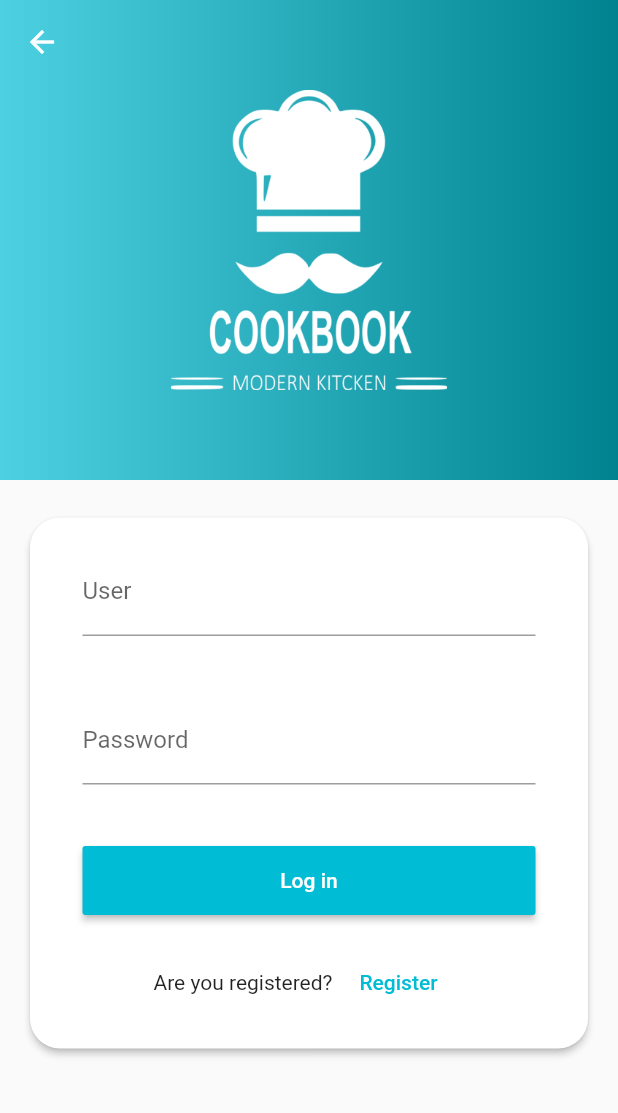
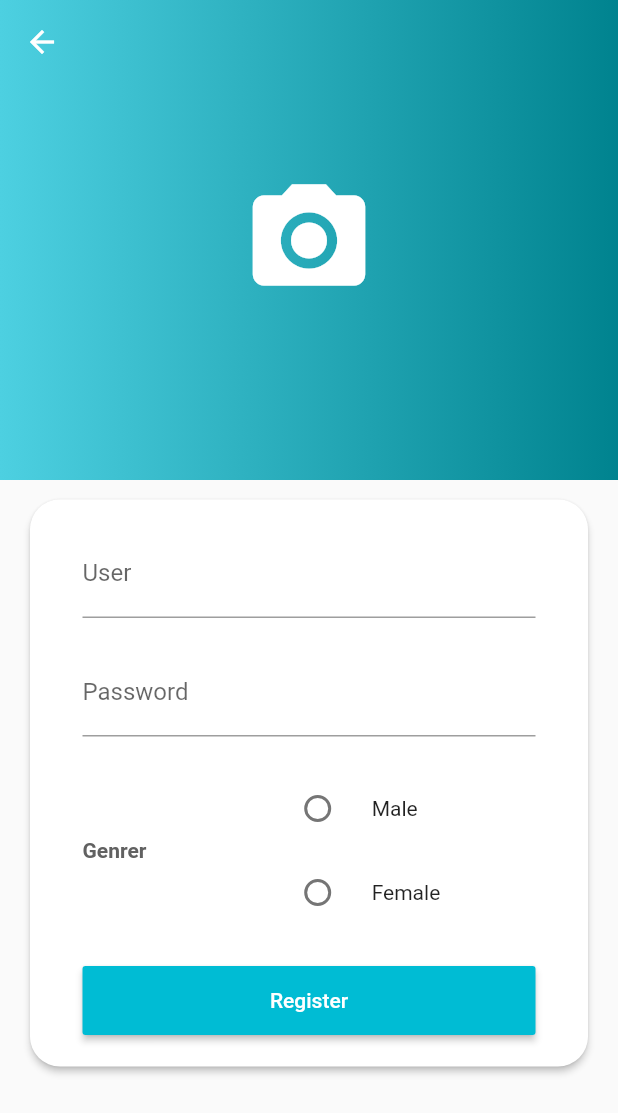
Before and after one commit to AlexixsGit/cookbook-flutter-app, a Flutter app: the RegisterPage screen opened by its route, after a tap on "Register", on a phone screen of 412 x 824 dp. Shown: the top 1113 px of the screen. Run offline on Flutter 3.47's test engine with Material 2 defaults, Android fonts, the phone set to English and light mode, and no system bars; our stand-ins replace image_picker; missing offline and left inert: flutter_modulo1_fake_backend; statements that could not run were skipped.

Commit message:
The register page has all the fields required to register a user, the methods to register are missing

```diff
--- a/lib/src/connection/server_controller.dart
+++ b/lib/src/connection/server_controller.dart
@@ -11,4 +11,8 @@ class ServerController {
   Future<User> login(String userName, String password) async {
     return await server.backendLogin(userName, password);
   }
+
+  Future<bool> addUser(User user) async {
+    return await server.addUser(user);
+  }
 }
--- a/lib/src/screens/register_page.dart
+++ b/lib/src/screens/register_page.dart
@@ -1,3 +1,6 @@
+import 'dart:io';
+
+import 'package:cookbook_app/src/components/image_picker_widget.dart';
 import 'package:cookbook_app/src/connection/server_controller.dart';
 import 'package:flutter/material.dart';
 import 'package:flutter_modulo1_fake_backend/user.dart';
@@ -19,6 +22,8 @@ class _RegisterPageState extends State<RegisterPage> {
   String _userName = '';
   String _password = '';
   String _errorMessage = '';
+  File imageFile;
+  Genrer genrer;
 
   @override
   Widget build(BuildContext context) {
@@ -27,18 +32,13 @@ class _RegisterPageState extends State<RegisterPage> {
         key: _formKey,
         child: Stack(
           children: [
-            Container(
-              padding: EdgeInsets.symmetric(vertical: 60),
-              width: double.infinity,
-              decoration: BoxDecoration(
-                  gradient: LinearGradient(
-                      colors: [Colors.cyan[300], Colors.cyan[800]])),
-              child: Image.asset(
-                'assets/images/logo.png',
-                color: Colors.white,
-                height: 200,
-              ),
-            ),
+            ImagePickerWidget(
+                imageFile: this.imageFile,
+                onImageSelected: (File file) {
+                  setState(() {
+                    imageFile = file;
+                  });
+                }),
             SizedBox(
               child: AppBar(
                 elevation: 0,
@@ -47,16 +47,14 @@ class _RegisterPageState extends State<RegisterPage> {
               ),
               height: kToolbarHeight + 25,
             ),
-            Transform.translate(
+            Center(
+              child: Transform.translate(
                 offset: Offset(0, -20),
-              child: Center(
-                child: SingleChildScrollView(
                 child: Card(
                   elevation: 2,
                   shape: RoundedRectangleBorder(
                       borderRadius: BorderRadius.circular(20)),
-                    margin:
-                        const EdgeInsets.only(left: 20, right: 20, top: 260),
+                  margin: const EdgeInsets.only(left: 20, right: 20, top: 260),
                   child: Padding(
                     padding: const EdgeInsets.symmetric(
                         horizontal: 35, vertical: 20),
@@ -76,7 +74,7 @@ class _RegisterPageState extends State<RegisterPage> {
                           },
                         ),
                         SizedBox(
-                            height: 40,
+                          height: 20,
                         ),
                         TextFormField(
                           decoration: InputDecoration(labelText: 'Password'),
@@ -92,17 +90,69 @@ class _RegisterPageState extends State<RegisterPage> {
                           },
                         ),
                         SizedBox(
-                            height: 40,
+                          height: 20,
+                        ),
+                        Row(
+                          children: [
+                            Expanded(
+                              flex: 2,
+                              child: Text(
+                                'Genrer',
+                                style: TextStyle(
+                                    fontWeight: FontWeight.bold,
+                                    color: Colors.grey[700]),
+                              ),
+                            ),
+                            Expanded(
+                              flex: 3,
+                              child: Column(
+                                mainAxisSize: MainAxisSize.min,
+                                children: [
+                                  RadioListTile(
+                                    activeColor: Colors.blue,
+                                    value: Genrer.MALE,
+                                    groupValue: this.genrer,
+                                    onChanged: (value) {
+                                      setState(() {
+                                        this.genrer = value;
+                                      });
+                                    },
+                                    title: Text(
+                                      'Male',
+                                      style: TextStyle(fontSize: 14),
+                                    ),
+                                  ),
+                                  RadioListTile(
+                                    activeColor: Colors.blue,
+                                    value: Genrer.FEMALE,
+                                    groupValue: this.genrer,
+                                    onChanged: (value) {
+                                      setState(() {
+                                        this.genrer = value;
+                                      });
+                                    },
+                                    title: Text(
+                                      'Female',
+                                      style: TextStyle(fontSize: 14),
+                                    ),
+                                  )
+                                ],
+                              ),
+                            )
+                          ],
+                        ),
+                        SizedBox(
+                          height: 20,
                         ),
                         RaisedButton(
                           padding: const EdgeInsets.symmetric(vertical: 15),
                           color: Theme.of(context).primaryColor,
                           textColor: Colors.white,
-                            onPressed: () => _login(context),
+                          onPressed: () => _register(context),
                           child: Row(
                             mainAxisAlignment: MainAxisAlignment.center,
                             children: [
-                                Text('Log in'),
+                              Text('Register'),
                               if (_loading)
                                 Container(
                                   height: 20,
@@ -124,24 +174,7 @@ class _RegisterPageState extends State<RegisterPage> {
                               textAlign: TextAlign.center,
                             ),
                           ),
-                          SizedBox(
-                            height: 20,
-                          ),
-                          Row(
-                            mainAxisAlignment: MainAxisAlignment.center,
-                            children: [
-                              Text('Are you registered?'),
-                              FlatButton(
-                                textColor: Theme.of(context).primaryColor,
-                                child: Text('Register'),
-                                onPressed: () {
-                                  _showRegister(context);
-                                },
-                              )
                       ],
-                          )
-                        ],
-                      ),
                     ),
                   ),
                 ),
@@ -153,35 +186,7 @@ class _RegisterPageState extends State<RegisterPage> {
     );
   }
 
-  void _login(BuildContext context) async {
-    if (!_loading) {
-      if (this._formKey.currentState.validate()) {
-        this._formKey.currentState.save();
-        setState(() {
-          this._loading = true;
-          this._errorMessage = '';
-        });
-        User user = await widget._serverController
-            .login(this._userName, this._password);
-        if (user != null) {
-          Navigator.pushReplacementNamed(context, '/home', arguments: user);
-        } else {
-          setState(() {
-            this._errorMessage = 'User or password incorrect';
-            this._loading = false;
-          });
+  void _register(BuildContext context) {
+
   }
 }
-    }
-  }
-
-  void _showRegister(BuildContext context) {
-    Navigator.of(context).pushNamed('/register');
-  }
-
-  @override
-  void initState() {
-    super.initState();
-    widget._serverController.init(widget._context);
-  }
-}
```
Lines whose indentation alone changed are shown as unchanged.
